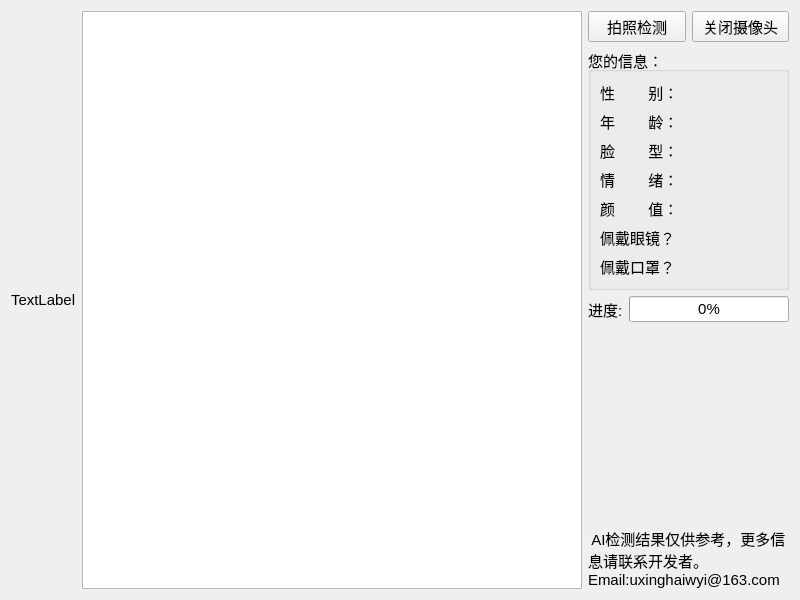
Old version of the form UI/FaceTest.ui in the repository uxinghai/ICMA-Qt.
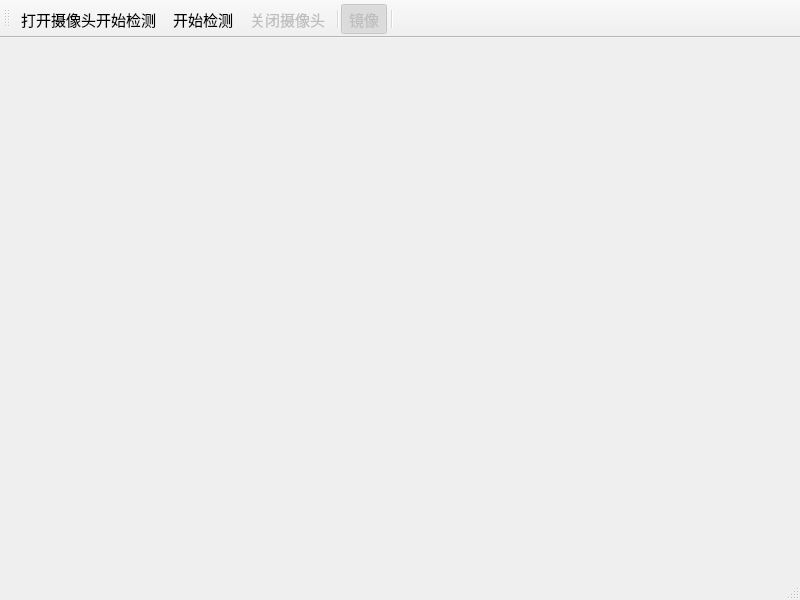
New version of the form. Icons and pictures are not drawn.

Commit message: 人脸检测模块完成

Diff of the .ui file:
```diff
--- a/UI/FaceTest.ui
+++ b/UI/FaceTest.ui
@@ -1,7 +1,7 @@
 <?xml version="1.0" encoding="UTF-8"?>
 <ui version="4.0">
  <class>FaceTest</class>
- <widget class="QWidget" name="FaceTest">
+ <widget class="QMainWindow" name="FaceTest">
   <property name="geometry">
    <rect>
     <x>0</x>
@@ -16,6 +16,12 @@
     <height>600</height>
    </size>
   </property>
+  <property name="maximumSize">
+   <size>
+    <width>800</width>
+    <height>600</height>
+   </size>
+  </property>
   <property name="font">
    <font>
     <pointsize>11</pointsize>
@@ -28,168 +34,139 @@
    <iconset resource="../Resource.qrc">
     <normaloff>:/icons/res/faceTest.png</normaloff>:/icons/res/faceTest.png</iconset>
   </property>
+  <widget class="QWidget" name="centralwidget">
   <layout class="QHBoxLayout" name="mainLayout">
    <item>
     <widget class="QLabel" name="lbCamera">
-     <property name="text">
-      <string>TextLabel</string>
-     </property>
-    </widget>
-   </item>
-   <item>
-    <widget class="QGraphicsView" name="graphicsView">
      <property name="minimumSize">
       <size>
        <width>500</width>
        <height>0</height>
       </size>
      </property>
-    </widget>
-   </item>
-   <item>
-    <layout class="QVBoxLayout" name="sidebarLayout">
-     <item>
-      <layout class="QHBoxLayout" name="buttonLayout">
-       <item>
-        <widget class="QPushButton" name="btnCaptureImage">
+      <property name="frameShape">
+       <enum>QFrame::NoFrame</enum>
+      </property>
          <property name="text">
-          <string>拍照检测</string>
+       <string/>
+      </property>
+      <property name="scaledContents">
+       <bool>true</bool>
+      </property>
+      <property name="alignment">
+       <set>Qt::AlignCenter</set>
+      </property>
+      <property name="textInteractionFlags">
+       <set>Qt::NoTextInteraction</set>
          </property>
         </widget>
        </item>
-       <item>
-        <widget class="QPushButton" name="btnOPCamera">
+   </layout>
+  </widget>
+  <widget class="QToolBar" name="toolBar">
+   <property name="font">
+    <font>
+     <pointsize>11</pointsize>
+    </font>
+   </property>
+   <property name="windowTitle">
+    <string>toolBar</string>
+   </property>
+   <property name="allowedAreas">
+    <set>Qt::LeftToolBarArea|Qt::RightToolBarArea|Qt::TopToolBarArea</set>
+   </property>
+   <property name="iconSize">
+    <size>
+     <width>24</width>
+     <height>24</height>
+    </size>
+   </property>
+   <property name="toolButtonStyle">
+    <enum>Qt::ToolButtonTextBesideIcon</enum>
+   </property>
+   <property name="floatable">
+    <bool>false</bool>
+   </property>
+   <attribute name="toolBarArea">
+    <enum>TopToolBarArea</enum>
+   </attribute>
+   <attribute name="toolBarBreak">
+    <bool>false</bool>
+   </attribute>
+   <addaction name="actionOpenCamera"/>
+   <addaction name="actionDetect"/>
+   <addaction name="actionCloseCamera"/>
+   <addaction name="separator"/>
+   <addaction name="actionSlip"/>
+   <addaction name="separator"/>
+  </widget>
+  <widget class="QStatusBar" name="statusBar"/>
+  <action name="actionCloseCamera">
+   <property name="enabled">
+    <bool>false</bool>
+   </property>
+   <property name="icon">
+    <iconset resource="../Resource.qrc">
+     <normaloff>:/ps/res/ps/cameraClose.png</normaloff>:/ps/res/ps/cameraClose.png</iconset>
+   </property>
          <property name="text">
           <string>关闭摄像头</string>
          </property>
-        </widget>
-       </item>
-      </layout>
-     </item>
-     <item>
-      <widget class="QGroupBox" name="detailGroupBox">
-       <property name="title">
-        <string>您的信息：</string>
-       </property>
-       <layout class="QFormLayout" name="formLayout">
-        <item row="0" column="0">
-         <widget class="QLabel" name="labelGender">
-          <property name="text">
-           <string>性        别：</string>
-          </property>
-         </widget>
-        </item>
-        <item row="0" column="1">
-         <widget class="QLabel" name="gender"/>
-        </item>
-        <item row="1" column="0">
-         <widget class="QLabel" name="labelAge">
+   <property name="toolTip">
+    <string>打开/关闭摄像头</string>
+   </property>
+  </action>
+  <action name="actionOpenCamera">
+   <property name="icon">
+    <iconset resource="../Resource.qrc">
+     <normaloff>:/ps/res/ps/camera_C.png</normaloff>:/ps/res/ps/camera_C.png</iconset>
+   </property>
           <property name="text">
-           <string>年        龄：</string>
-          </property>
-         </widget>
-        </item>
-        <item row="1" column="1">
-         <widget class="QLabel" name="age"/>
-        </item>
-        <item row="2" column="0">
-         <widget class="QLabel" name="labelFaceShape">
-          <property name="text">
-           <string>脸        型：</string>
-          </property>
-         </widget>
-        </item>
-        <item row="2" column="1">
-         <widget class="QLabel" name="face_shape"/>
-        </item>
-        <item row="3" column="0">
-         <widget class="QLabel" name="labelEmotion">
-          <property name="text">
-           <string>情        绪：</string>
-          </property>
-         </widget>
-        </item>
-        <item row="3" column="1">
-         <widget class="QLabel" name="emotion"/>
-        </item>
-        <item row="4" column="0">
-         <widget class="QLabel" name="labelBeauty">
-          <property name="text">
-           <string>颜        值：</string>
-          </property>
-         </widget>
-        </item>
-        <item row="4" column="1">
-         <widget class="QLabel" name="beauty"/>
-        </item>
-        <item row="5" column="0">
-         <widget class="QLabel" name="labelBeauty_2">
-          <property name="text">
-           <string>佩戴眼镜？</string>
-          </property>
-         </widget>
-        </item>
-        <item row="5" column="1">
-         <widget class="QLabel" name="beauty_2"/>
-        </item>
-        <item row="6" column="0">
-         <widget class="QLabel" name="labelBeauty_3">
-          <property name="text">
-           <string>佩戴口罩？</string>
-          </property>
-         </widget>
-        </item>
-        <item row="6" column="1">
-         <widget class="QLabel" name="beauty_3"/>
-        </item>
-       </layout>
-      </widget>
-     </item>
-     <item>
-      <layout class="QHBoxLayout" name="progressLayout">
-       <item>
-        <widget class="QLabel" name="labelProgress">
+    <string>打开摄像头开始检测</string>
+   </property>
+   <property name="menuRole">
+    <enum>QAction::NoRole</enum>
+   </property>
+   <property name="iconVisibleInMenu">
+    <bool>true</bool>
+   </property>
+  </action>
+  <action name="actionSlip">
+   <property name="checkable">
+    <bool>true</bool>
+   </property>
+   <property name="checked">
+    <bool>true</bool>
+   </property>
+   <property name="enabled">
+    <bool>false</bool>
+   </property>
+   <property name="icon">
+    <iconset resource="../Resource.qrc">
+     <normaloff>:/ps/res/ps/cameraSlip.png</normaloff>:/ps/res/ps/cameraSlip.png</iconset>
+   </property>
          <property name="text">
-          <string>进度:</string>
-         </property>
-        </widget>
-       </item>
-       <item>
-        <widget class="QProgressBar" name="progressBar">
-         <property name="value">
-          <number>0</number>
-         </property>
-        </widget>
-       </item>
-      </layout>
-     </item>
-     <item>
-      <spacer name="verticalSpacer">
-       <property name="orientation">
-        <enum>Qt::Vertical</enum>
-       </property>
-       <property name="sizeHint" stdset="0">
-        <size>
-         <width>20</width>
-         <height>40</height>
-        </size>
-       </property>
-      </spacer>
-     </item>
-     <item>
-      <widget class="QLabel" name="infoLabel">
+    <string>镜像</string>
+   </property>
+   <property name="menuRole">
+    <enum>QAction::NoRole</enum>
+   </property>
+  </action>
+  <action name="actionDetect">
+   <property name="icon">
+    <iconset resource="../Resource.qrc">
+     <normaloff>:/icons/res/faceTest.png</normaloff>:/icons/res/faceTest.png</iconset>
+   </property>
        <property name="text">
-        <string> AI检测结果仅供参考，更多信息请联系开发者。
-Email:uxinghaiwyi@163.com               </string>
-       </property>
-       <property name="wordWrap">
-        <bool>true</bool>
-       </property>
-      </widget>
-     </item>
-    </layout>
-   </item>
-  </layout>
+    <string>开始检测</string>
+   </property>
+   <property name="visible">
+    <bool>false</bool>
+   </property>
+   <property name="menuRole">
+    <enum>QAction::NoRole</enum>
+   </property>
+  </action>
  </widget>
  <resources>
   <include location="../Resource.qrc"/>
```
Lines whose indentation alone changed are shown as unchanged. The commit also changes 23 other files.
